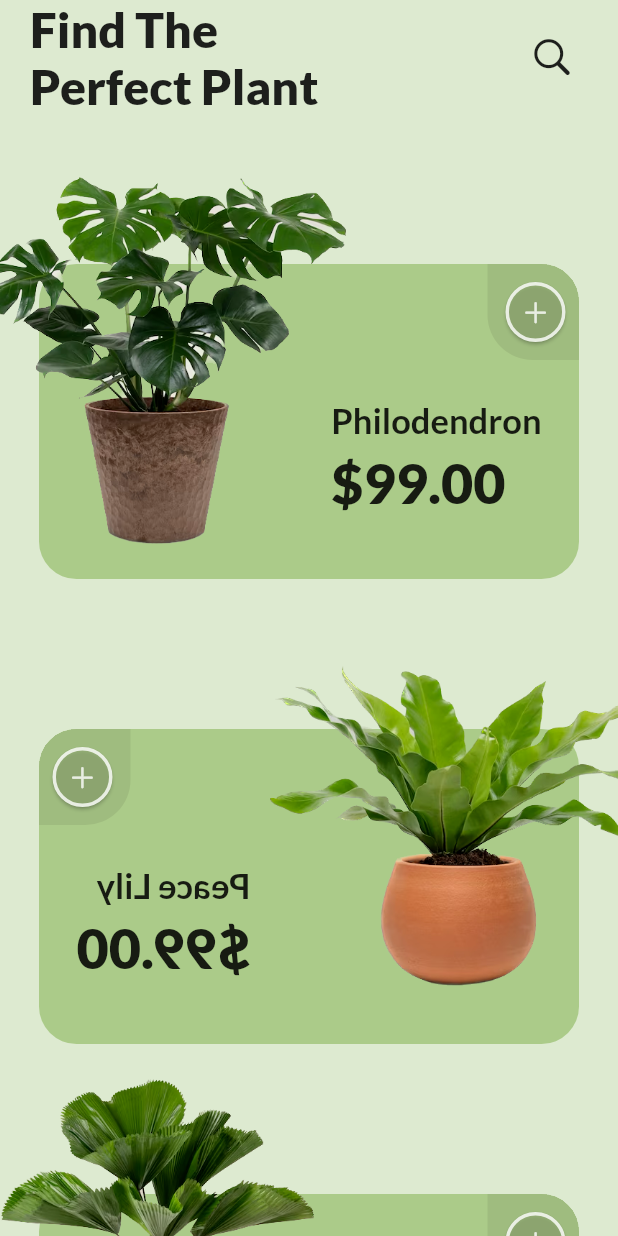
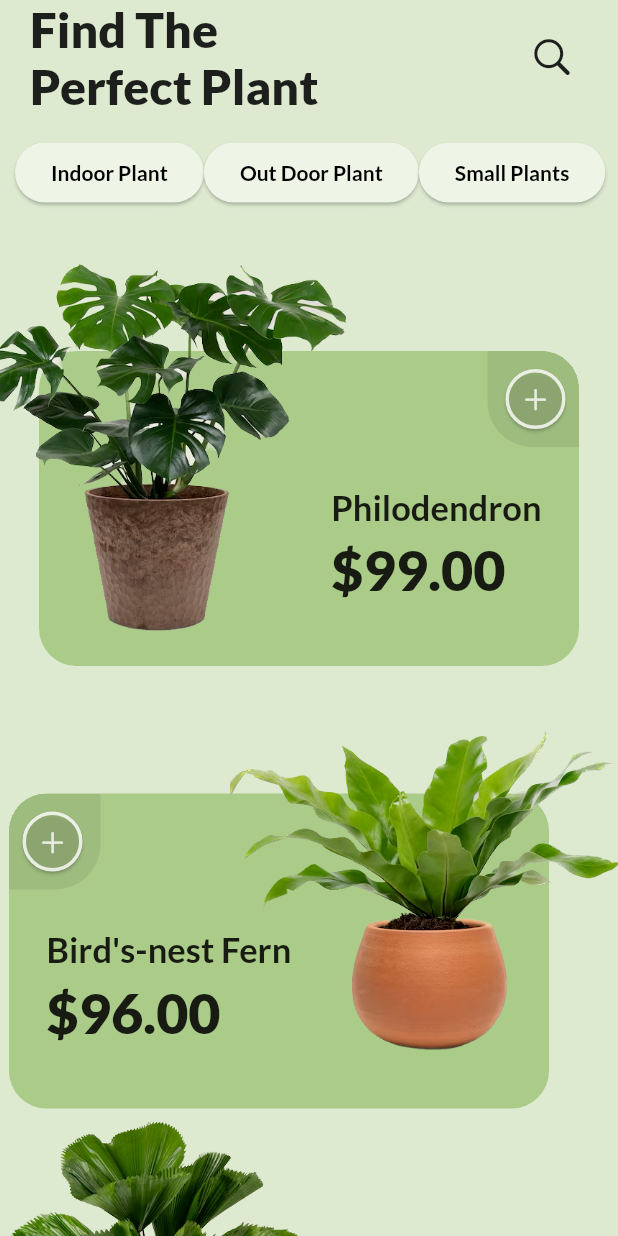
Before and after one commit to Lakesyd5/Plant_UI_Challenge, a Flutter app: the screen it shows after launch, after a tap on an icon or button, on a phone screen of 412 x 824 dp. Run offline on Flutter 3.47's test engine with Material 2 defaults, Android fonts, the phone set to English and light mode, and no system bars; our stand-ins replace flutter_riverpod, google_fonts.

Commit message:
ui update

```diff
--- a/lib/main.dart
+++ b/lib/main.dart
@@ -1,18 +1,17 @@
 import 'package:flutter/material.dart';
+import 'package:flutter_riverpod/flutter_riverpod.dart';
 import 'package:save_the_plant_ui/screens/landing.dart';
 
 void main() {
-  runApp(const MyApp());
+  runApp(const ProviderScope(child: MyApp()));
 }
 
 class MyApp extends StatelessWidget {
   const MyApp({super.key});
 
-  // This widget is the root of your application.
   @override
   Widget build(BuildContext context) {
     return MaterialApp(
-      title: 'Flutter Demo',
       theme: ThemeData().copyWith(
         useMaterial3: true,
         colorScheme: ColorScheme.fromSeed(
--- a/lib/model/plant_model.dart
+++ b/lib/model/plant_model.dart
@@ -1,17 +1,48 @@
 // import 'package:flutter/material.dart';
 
 class Plant {
-  Plant({required this.plantName, required this.price, required this.imagePath});
+  Plant(
+      { this.plantName,
+       this.price,
+       this.imagePath,
+       this.about});
 
-
-  final String plantName;
-  final String price;
-  final String imagePath;
+  final String? plantName;
+  final String? price;
+  final String? imagePath;
+  final String? about;
 }
 
 List<Plant> plants = [
-  Plant(plantName: 'Philodendron', price: '\$99.00', imagePath: 'assets/monstera-deliciosa-plant-pot.png'),
-  Plant(plantName: 'Peace Lily', price: '\$99.00', imagePath: 'assets/plant-terracotta-pot-birds-nest-fern-plant.png'),
-  Plant(plantName: 'Ruffled Fan Palm', price: '\$99.00', imagePath: 'assets/ruffled-leaf-palm-gray-pot.png'),
-  Plant(plantName: 'Peace Lily', price: '\$99.00', imagePath: 'assets/peace-lily-plant-white-pot.png'),
+  Plant(
+    plantName: 'Philodendron',
+    price: '\$99.00',
+    imagePath: 'assets/monstera-deliciosa-plant-pot.png',
+    about: 'Philodendron is a large genus of flowering plants in the family Araceae. As of September 2015, the World Checklist of Selected Plant Families accepted 489 species;[2] other sources accept different numbers.[3][4] Regardless of number of species, the genus is the second-largest member of the family Araceae, after genus Anthurium. Taxonomically, the genus Philodendron is still poorly known, with many undescribed species. Many are grown as ornamental and indoor plants. The name derives from the Greek words philo- ${'love, affection'} and dendron ${'tree'}. The generic name, Philodendron, is often used as the English name.',
+  ),
+  Plant(
+      plantName: 'Bird\'s-nest Fern',
+      price: '\$96.00',
+      imagePath: 'assets/plant-terracotta-pot-birds-nest-fern-plant.png',
+      about: 'Asplenium nidus is an epiphytic species of fern in the family Aspleniaceae, native to tropical southeastern Asia, eastern Australia, Hawaii (ʻēkaha in Hawaiian),[3][4] Polynesia,[5] Christmas Island,[6] India,[7] and eastern Africa. It is known by the common names bird\'s-nest fern[1][8] (a name shared by some other aspleniums) or simply nest fern.[8]'),
+  Plant(
+      plantName: 'Ruffled Fan Palm',
+      price: '\$99.00',
+      imagePath: 'assets/ruffled-leaf-palm-gray-pot.png',
+      about: 'Licuala grandis, the ruffled fan palm, Vanuatu fan palm or Palas palm, is a species of palm tree in the family Arecaceae, native to Vanuatu, an island nation in the Pacific. It grows in the understory of primary and secondary tropical rain forests.[1] It produces hermaphroditic inflorescences.[1] It bears round green fruit that redden as they ripen, each containing a single seed.[1]'),
+  Plant(
+      plantName: 'Peace Lily',
+      price: '\$99.00',
+      imagePath: 'assets/peace-lily-plant-white-pot.png',
+      about: 'Spathiphyllum is a genus of about 47 species of monocotyledonous flowering plants in the family Araceae, native to tropical regions of the Americas and southeastern Asia. Certain species of Spathiphyllum are commonly known as spath or peace lilies'),
+  Plant(
+      plantName: 'Green Plant',
+      price: '\$57.00',
+      imagePath: 'assets/green-plant-terracotta-pot-home-decor.png',
+      about: 'Plants are eukaryotes, predominantly photosynthetic, that form the kingdom Plantae. Many are multicellular. Historically, the plant kingdom encompassed all living things that were not animals, and included algae and fungi. All current definitions exclude the fungi and some of the algae. By one definition, plants form the clade Viridiplantae (Latin for "green plants") which consists of the green algae and the embryophytes or land plants. The latter include hornworts, liverworts, mosses, lycophytes, ferns, conifers and other gymnosperms, and flowering plants. A definition based on genomes includes the Viridiplantae, along with the red algae and the glaucophytes, in the clade Archaeplastida.'),
+  Plant(
+      plantName: 'Banana Plant',
+      price: '\$120.00',
+      imagePath: 'assets/3d-illustration-houseplant.png',
+      about: 'The common name “banana plant” is applied to a bunch of different species in the genus Musa, the bananas and plantains. The genus contains some 70 different plants, most of which aren’t edible or just not very pleasant to eat due to their large seeds. A hybrid called Musa × paradisiaca is said to be the parent of most edible banana cultivars.'),
 ];
--- /dev/null
+++ b/lib/providers/selected_plant_provider.dart
@@ -0,0 +1,6 @@
+import 'package:flutter_riverpod/flutter_riverpod.dart';
+import 'package:save_the_plant_ui/model/plant_model.dart';
+
+final selectedPlantProvider = StateProvider((ref) {
+  return Plant();
+});
--- a/lib/screens/dashboard.dart
+++ b/lib/screens/dashboard.dart
@@ -1,19 +1,22 @@
-import 'package:expandable_page_view/expandable_page_view.dart';
 import 'package:flutter/cupertino.dart';
 import 'package:flutter/material.dart';
+import 'package:flutter_riverpod/flutter_riverpod.dart';
 import 'package:google_fonts/google_fonts.dart';
 import 'package:save_the_plant_ui/model/plant_model.dart';
+import 'package:save_the_plant_ui/providers/selected_plant_provider.dart';
+import 'package:save_the_plant_ui/screens/plant_details.dart';
+import 'package:save_the_plant_ui/widgets/plant_button.dart';
 import 'package:save_the_plant_ui/widgets/plant_card.dart';
+import 'package:save_the_plant_ui/widgets/reversed_plant_card.dart';
 
-class ScrollTwo extends StatelessWidget {
+class ScrollTwo extends ConsumerWidget {
   const ScrollTwo({super.key});
 
   @override
-  Widget build(BuildContext context) {
-    final shouldReverse =
-        List.generate(plants.length, (index) => index % 2 != 0);
+  Widget build(BuildContext context, WidgetRef ref) {
+    final shouldReverse = List.generate(plants.length, (index) => index % 2 != 0);
     return Scaffold(
-      backgroundColor: Color.fromARGB(255, 221, 234, 208),
+      backgroundColor: const Color.fromARGB(255, 221, 234, 208),
       body: SafeArea(
         child: Column(
           crossAxisAlignment: CrossAxisAlignment.center,
@@ -47,7 +50,13 @@ class ScrollTwo extends StatelessWidget {
                 ),
               ),
             ),
-            // const SizedBox(height: 80),
+            const SizedBox(height: 15),
+            // Buttons
+            Padding(
+              padding: const EdgeInsets.symmetric(horizontal: 10.0),
+              child: PlantButton(),
+            ),
+            const SizedBox(height: 10),
             Expanded(
               child: ListView.builder(
                 itemCount: plants.length,
@@ -55,20 +64,25 @@ class ScrollTwo extends StatelessWidget {
                   final items = plants[index];
                   return Center(
                     child: Padding(
-                      padding: const EdgeInsets.only(top: 100),
+                      padding: const EdgeInsets.only(top: 85),
                       child: shouldReverse[index]
-                          ? Transform(
-                              alignment: Alignment.center,
-                              transform: Matrix4.rotationY(3.14),
-                              child: PlantCard(
-                                  plantname: items.plantName,
-                                  price: items.price,
-                                  imagePath: items.imagePath),
-                            )
+                          ? ReversedPlantCard(
+                                plantname: items.plantName ?? '',
+                                price: items.price ?? '',
+                                imagePath: items.imagePath ?? '',
+                                onTap: () {
+                                  ref.read(selectedPlantProvider.notifier).state = items;
+                                  Navigator.push(context, MaterialPageRoute(builder: (context) => PlantDetailScreen()));
+                                },
+                          )
                           : PlantCard(
-                              plantname: items.plantName,
-                              price: items.price,
-                              imagePath: items.imagePath,
+                              plantname: items.plantName ?? '',
+                              price: items.price ?? '',
+                              imagePath: items.imagePath ?? '',
+                              onTap: () {
+                                ref.read(selectedPlantProvider.notifier).state = items;
+                                Navigator.push(context, MaterialPageRoute(builder: (context) => PlantDetailScreen()));
+                               },
                             ),
                     ),
                   );
--- /dev/null
+++ b/lib/screens/plant_details.dart
@@ -0,0 +1,59 @@
+import 'package:flutter/material.dart';
+import 'package:flutter_riverpod/flutter_riverpod.dart';
+import 'package:google_fonts/google_fonts.dart';
+import 'package:save_the_plant_ui/model/plant_model.dart';
+import 'package:save_the_plant_ui/providers/selected_plant_provider.dart';
+
+class PlantDetailScreen extends ConsumerWidget {
+  PlantDetailScreen({super.key});
+
+  @override
+  Widget build(BuildContext context, WidgetRef ref) {
+    final Plant plant = ref.watch(selectedPlantProvider);
+    return Scaffold(
+      appBar: AppBar(
+        title: Text(plant.plantName.toString()),
+        titleTextStyle: GoogleFonts.lato(
+            color: Colors.black, fontSize: 25, fontWeight: FontWeight.w600),
+        backgroundColor: Colors.transparent,
+        foregroundColor: Colors.black,
+      ),
+      backgroundColor: const Color.fromARGB(255, 238, 245, 231),
+      body: Column(
+        crossAxisAlignment: CrossAxisAlignment.start,
+        children: [
+          SizedBox(
+            width: double.infinity,
+            child: Hero(
+              tag: 'tag-${plant.imagePath}',
+              child: Image.asset(
+                plant.imagePath.toString(),
+                height: 400,
+                width: 400,
+              ),
+            ),
+          ),
+          const SizedBox(height: 25),
+          Padding(
+            padding: const EdgeInsets.symmetric(horizontal: 20),
+            child: Column(
+              crossAxisAlignment: CrossAxisAlignment.start,
+              children: [
+                Row(mainAxisAlignment: MainAxisAlignment.end,
+                  children: [
+                    IconButton(onPressed: () {}, icon: Icon(Icons.favorite_border, size: 25,))
+                  ],
+                ),
+                const Text('About This Plant', style: TextStyle(fontSize: 20, fontWeight: FontWeight.w600)),
+                const SizedBox(height: 16),
+                Text(plant.about.toString(), style: GoogleFonts.lato(fontSize: 16, color: Colors.green[900])),
+
+              ],
+            ),
+          )
+          // Text()
+        ],
+      ),
+    );
+  }
+}
--- a/lib/widgets/home.dart
+++ b/lib/widgets/home.dart
@@ -3,17 +3,39 @@ import 'package:flutter/material.dart';
 import 'package:google_fonts/google_fonts.dart';
 import 'package:save_the_plant_ui/screens/dashboard.dart';
 
-class HomePage extends StatelessWidget {
+class HomePage extends StatefulWidget {
   const HomePage({super.key});
+
+  @override
+  State<HomePage> createState() => _HomePageState();
+}
+
+class _HomePageState extends State<HomePage> {
+  bool animate  =  false;
+
+  @override
+  void initState() {
+    super.initState();
+    startAnimation();
+  }
+
+  Future startAnimation() async {
+    await Future.delayed(const Duration(milliseconds: 300));
+    setState(() {
+      animate = true;
+    });
+  }
+
 
   @override
   Widget build(BuildContext context) {
     return Stack(
       clipBehavior: Clip.none,
       children: [
-        Positioned(
-          left: -350,
-          top: -290,
+        AnimatedPositioned(
+          duration: const Duration(milliseconds: 1700),
+          left: animate ? -350 : -650,
+          top: animate ? -290 : -650,
           child: Container(
             width: 870,
             height: 735,
@@ -23,9 +45,10 @@ class HomePage extends StatelessWidget {
             ),
           ),
         ),
-        Positioned(
+        AnimatedPositioned(
+          duration: const Duration(milliseconds: 1700),
           left: -50,
-          top: 15,
+          top: animate ? 15 : -600,
           child: Image.asset(
             'assets/peace-lily-plant-white-pot.png',
             width: 350,
@@ -33,6 +56,9 @@ class HomePage extends StatelessWidget {
         ),
         Padding(
           padding: const EdgeInsets.only(top: 520, left: 50, right: 30),
+          child: AnimatedOpacity(
+            duration: const Duration(milliseconds: 2000),
+            opacity: animate ? 1 : 0,
             child: Column(
               crossAxisAlignment: CrossAxisAlignment.end,
               children: [
@@ -63,8 +89,10 @@ class HomePage extends StatelessWidget {
               ],
             ),
           ),
-        Positioned(
-          bottom: -28,
+        ),
+        AnimatedPositioned(
+          duration: const Duration(milliseconds: 1600),
+          bottom: animate ? -28 : -200,
           left: -55,
           child: Image.asset('assets/plant-terracotta-pot-birds-nest-fern-plant.png', width: 220),
         )
--- /dev/null
+++ b/lib/widgets/plant_button.dart
@@ -0,0 +1,36 @@
+import 'package:flutter/material.dart';
+import 'package:google_fonts/google_fonts.dart';
+import 'package:save_the_plant_ui/model/button_model.dart';
+
+class PlantButton extends StatefulWidget {
+  PlantButton({super.key, this.isPressed = false});
+  bool isPressed;
+
+  @override
+  State<PlantButton> createState() => _PlantButtonState();
+}
+
+class _PlantButtonState extends State<PlantButton> {
+  void _toggleButton(int index) {
+    setState(() {
+      buttons[index].isPressed = !buttons[index].isPressed;
+    });
+  }
+
+  @override
+  Widget build(BuildContext context) {
+    return Row(
+      mainAxisAlignment: MainAxisAlignment.spaceBetween,
+        children: buttons.asMap().entries.map((entry) {
+      final index = entry.key;
+      final button = entry.value;
+      return ElevatedButton(
+        onPressed: () => _toggleButton(index),
+        style: ElevatedButton.styleFrom(
+          backgroundColor: button.isPressed ? const Color.fromARGB(255, 171, 203, 137) : const Color.fromARGB(255, 238, 245, 231),
+        ),
+        child: Text(button.text, style: GoogleFonts.lato(color: Colors.black, fontWeight: FontWeight.w600), ),
+      );
+    }).toList());
+  }
+}
--- /dev/null
+++ b/lib/widgets/reversed_plant_card.dart
@@ -0,0 +1,108 @@
+import 'package:flutter/cupertino.dart';
+import 'package:flutter/material.dart';
+import 'package:google_fonts/google_fonts.dart';
+
+class ReversedPlantCard extends StatefulWidget {
+  const ReversedPlantCard({super.key, required this.plantname, required this.price, required this.imagePath, required this.onTap});
+
+  final String plantname;
+  final String price;
+  final String imagePath;
+  final Function() onTap;
+
+  @override
+  State<ReversedPlantCard> createState() => _ReversedPlantCardState();
+}
+
+class _ReversedPlantCardState extends State<ReversedPlantCard> {
+  @override
+  Widget build(BuildContext context) {
+    return GestureDetector(
+      onTap: widget.onTap,
+      child: Container(
+        margin: const EdgeInsets.only(right: 40),
+        child: Stack(clipBehavior: Clip.none, children: [
+          Container(
+            clipBehavior: Clip.hardEdge,
+            height: 210,
+            width: 360,
+            decoration: ShapeDecoration(
+              shape: RoundedRectangleBorder(
+                borderRadius: BorderRadius.circular(25),
+              ),
+              color: const Color.fromARGB(255, 171, 203, 137),
+            ),
+            child: Stack(
+              clipBehavior: Clip.none,
+              children: [
+                Container(
+                  clipBehavior: Clip.none,
+                  alignment: Alignment.centerLeft,
+                  child: Column(children: [
+                    Padding(
+                      padding: const EdgeInsets.only(left: 25),
+                      child: Column(
+                        crossAxisAlignment: CrossAxisAlignment.start,
+                        children: [
+                          const SizedBox(height: 90),
+                          Text(widget.plantname,
+                              style: GoogleFonts.lato(
+                                  fontSize: 23, fontWeight: FontWeight.w700)),
+                          const SizedBox(height: 5),
+                          Text(widget.price,
+                              style: GoogleFonts.lato(
+                                  fontSize: 37, fontWeight: FontWeight.w900))
+                        ],
+                      ),
+                    ),
+                  ]),
+                ),
+                Positioned(
+                  left: -15,
+                  top: 0,
+                  child: Container(
+                    alignment: Alignment.bottomRight,
+                    decoration: const BoxDecoration(
+                        color: Color.fromARGB(165, 153, 180, 121),
+                        shape: BoxShape.rectangle,
+                        borderRadius:
+                            BorderRadius.only(bottomRight: Radius.circular(30))),
+                    padding: const EdgeInsets.only(top: 8, left: 12, bottom: 8),
+                    child: ElevatedButton(
+                      onPressed: () {},
+                      style: ElevatedButton.styleFrom(
+                          padding: const EdgeInsets.all(10),
+                          backgroundColor: const Color.fromARGB(165, 153, 180, 121),
+                          shape: CircleBorder(
+                              side: BorderSide(
+                                  color: Colors.white.withOpacity(0.8),
+                                  width: 2.3))),
+                      child: Icon(
+                        CupertinoIcons.add,
+                        size: 20,
+                        color: Colors.white.withOpacity(0.8),
+                      ),
+                    ),
+                  ),
+                )
+              ],
+            ),
+          ),
+          Positioned(
+            right: -70,
+            top: -93,
+            child: Hero(
+              tag: 'tag-${widget.imagePath}',
+              child: Image.asset(
+                widget.imagePath,
+                width: 300,
+                height: 300,
+              ),
+            ),
+          ),
+
+        ]),
+      ),
+    );
+  }
+}
--- a/pubspec.yaml
+++ b/pubspec.yaml
@@ -36,7 +36,7 @@ dependencies:
   # Use with the CupertinoIcons class for iOS style icons.
   cupertino_icons: ^1.0.2
   google_fonts: ^5.1.0
-  expandable_page_view: ^1.0.17
+  flutter_riverpod: ^2.3.6
 
 dev_dependencies:
   flutter_test:
```
Also changed, not shown: assets/3d-illustration-houseplant.png (added), assets/green-plant-terracotta-pot-home-decor.png (added), pubspec.lock. Lines whose indentation alone changed are shown as unchanged.
